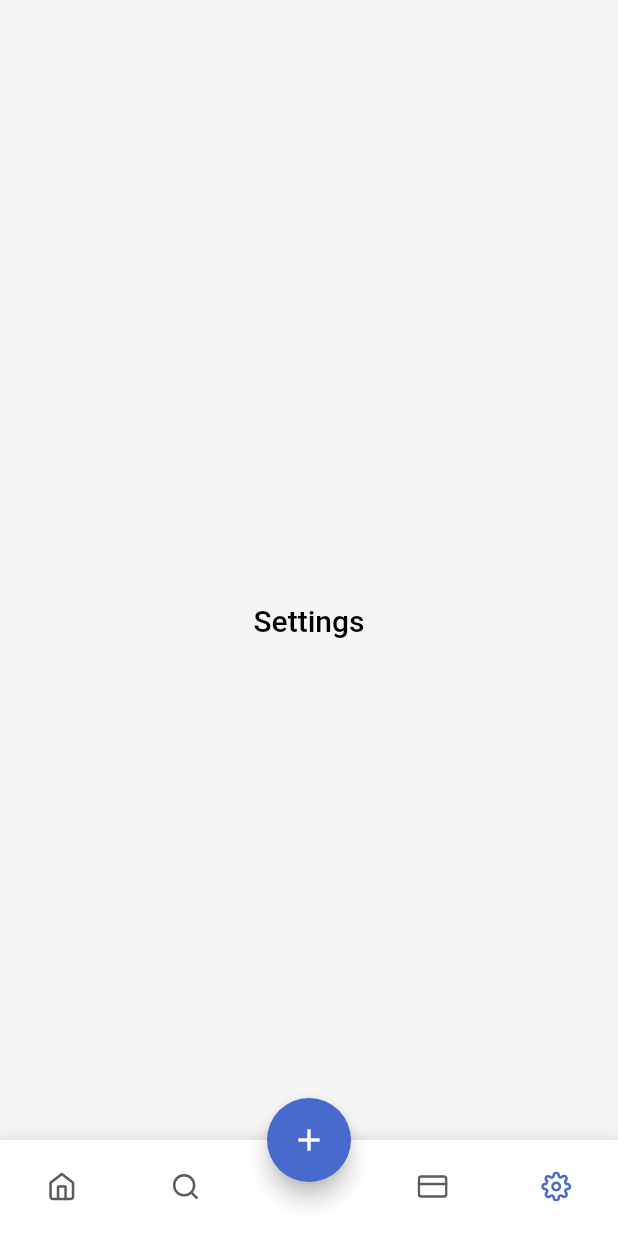
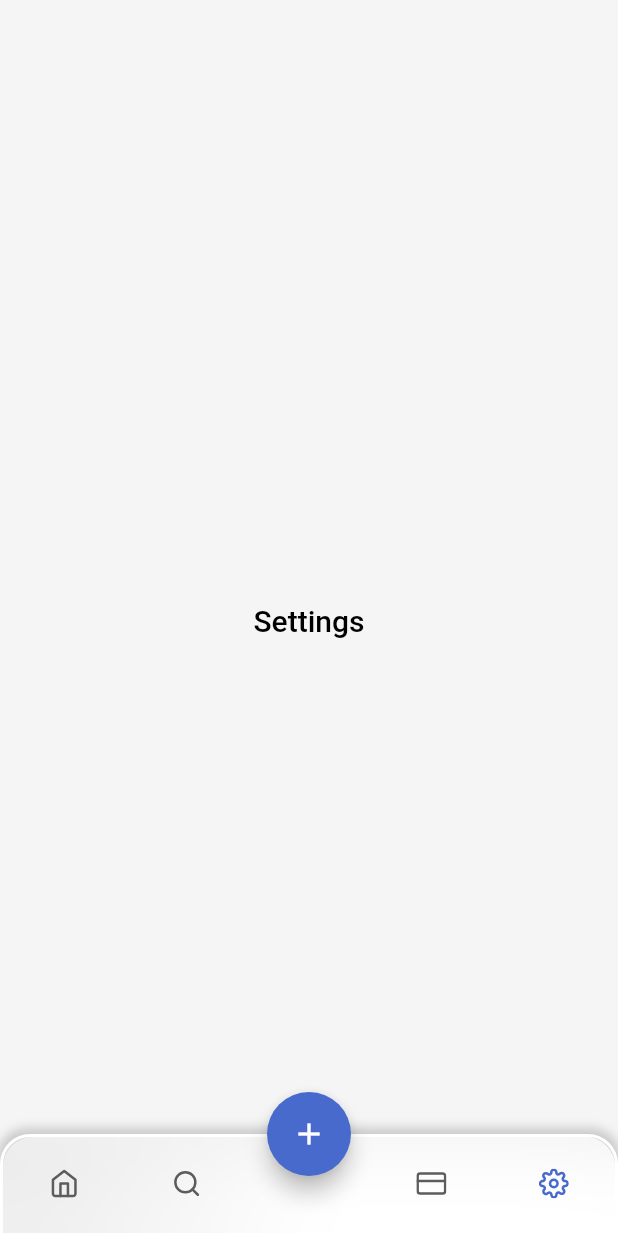
Before and after one commit to dev-abdul-basit/project-management, a Flutter app: the screen it shows after launch, item 6 of the bottom bar chosen, on a phone screen of 412 x 824 dp. Run offline on Flutter 3.47's test engine with Material 2 defaults, Android fonts, the phone set to English and light mode, and no system bars; our stand-ins replace cached_network_image, flutter_svg, percent_indicator; network calls fail.

Commit message:
blurry_bottom bar

```diff
--- a/lib/components/stacked_images.dart
+++ b/lib/components/stacked_images.dart
@@ -1,4 +1,5 @@
 import 'package:flutter/material.dart';
+
 class StackedWidgets extends StatelessWidget {
   final List<Widget> items;
   final TextDirection direction;
@@ -19,7 +20,6 @@ class StackedWidgets extends StatelessWidget {
         .asMap()
         .map((index, item) {
           final left = size - xShift;
-
           final value = Container(
             width: size,
             height: size,
--- a/lib/tabs.dart
+++ b/lib/tabs.dart
@@ -1,3 +1,5 @@
+import 'dart:ui';
+
 import 'package:flutter/material.dart';
 import 'package:flutter_svg/flutter_svg.dart';
 
@@ -30,16 +32,47 @@ class _BottomMenuTabsState extends State<BottomMenuTabs> {
         extendBody: true,
         bottomNavigationBar: Container(
           decoration: BoxDecoration(
+            borderRadius: const BorderRadius.only(
+              topLeft: Radius.circular(20),
+              topRight: Radius.circular(20),
+            ),
+            color: Colors.white.withOpacity(0.2),
+            border: Border.all(
               color: Colors.white,
+              width: 2,
+            ),
             boxShadow: [
               BoxShadow(
                 color: Colors.grey.withOpacity(0.5),
                 spreadRadius: 2,
-                blurRadius: 8,
-                offset: const Offset(0, 3),
+                blurRadius: 5,
+                offset: const Offset(0, -2),
               ),
             ],
           ),
+          child: Container(
+            decoration: const BoxDecoration(
+              gradient: LinearGradient(
+                colors: [
+                  Color(0x80FFFFFF),
+                  Color(0xFFFFFFFF),
+                ],
+                begin: Alignment.topLeft,
+                end: Alignment.bottomCenter,
+                stops: [0.0, 1.0],
+              ),
+              borderRadius: BorderRadius.only(
+                topLeft: Radius.circular(20),
+                topRight: Radius.circular(20),
+              ),
+            ),
+            child: ClipRRect(
+              borderRadius: const BorderRadius.only(
+                topLeft: Radius.circular(20),
+                topRight: Radius.circular(20),
+              ),
+              child: BackdropFilter(
+                filter: ImageFilter.blur(sigmaX: 25.0, sigmaY: 25.0),
                 child: Padding(
                   padding: const EdgeInsets.symmetric(vertical: 8),
                   child: Container(
@@ -140,6 +173,9 @@ class _BottomMenuTabsState extends State<BottomMenuTabs> {
                   ),
                 ),
               ),
+            ),
+          ),
+        ),
         body: TabBarView(
           physics: const NeverScrollableScrollPhysics(),
           children: [
```
Lines whose indentation alone changed are shown as unchanged.
